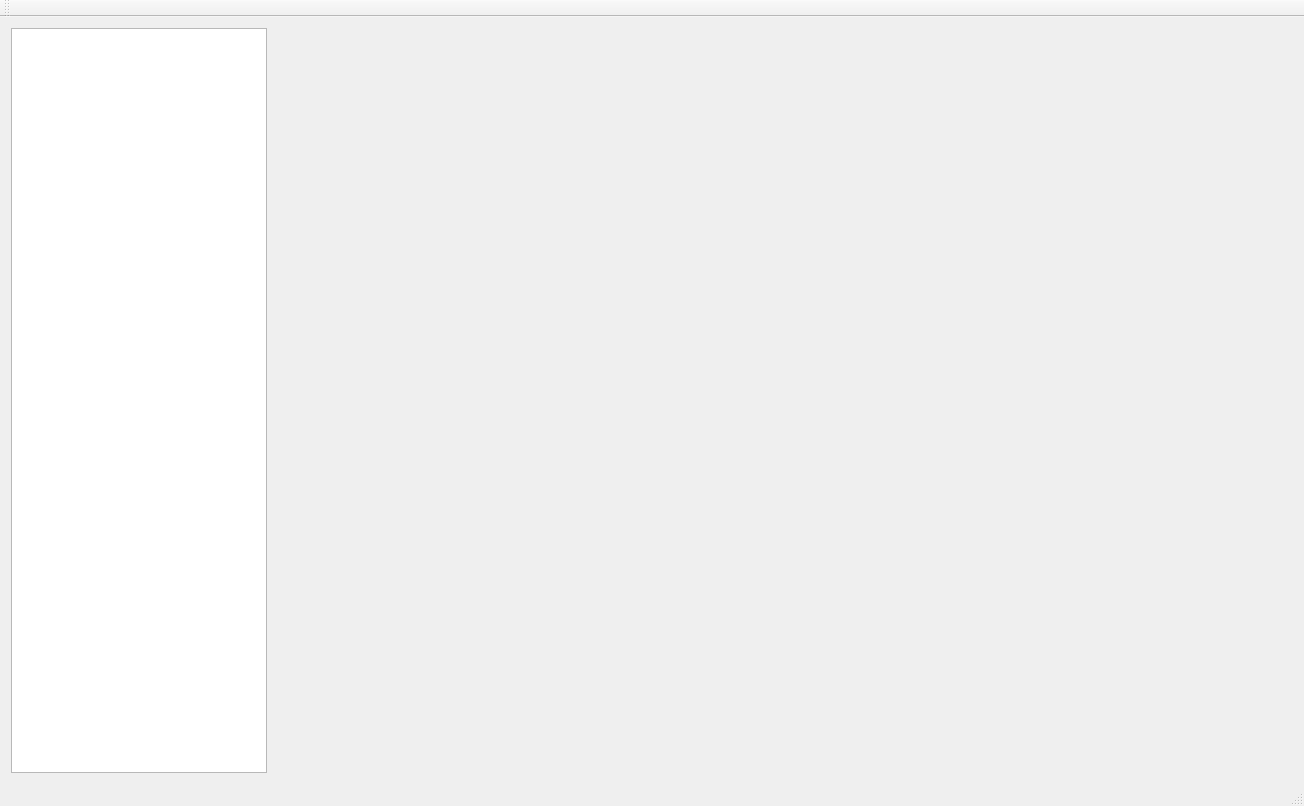
This is ui/log_parser/mainwindow.ui in Mercy1101/log_parser as Qt 5 draws it before an edit. The edited form follows.
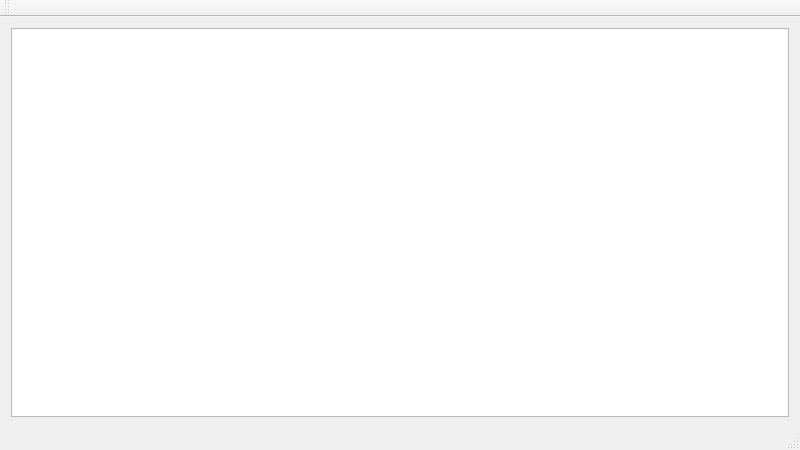
This is the edited form.

```diff
--- a/ui/log_parser/mainwindow.ui
+++ b/ui/log_parser/mainwindow.ui
@@ -6,16 +6,22 @@
    <rect>
     <x>0</x>
     <y>0</y>
-    <width>1304</width>
-    <height>806</height>
+    <width>800</width>
+    <height>450</height>
    </rect>
   </property>
+  <property name="minimumSize">
+   <size>
+    <width>16</width>
+    <height>0</height>
+   </size>
+  </property>
   <property name="windowTitle">
    <string>MainWindow</string>
   </property>
   <widget class="QWidget" name="centralWidget">
    <layout class="QFormLayout" name="formLayout">
-    <item row="0" column="0">
+    <item row="0" column="0" colspan="2">
      <widget class="QTableWidget" name="tableWidget"/>
     </item>
    </layout>
```
Left out of the diff: 4 changed lines with no effect on the pictures.
